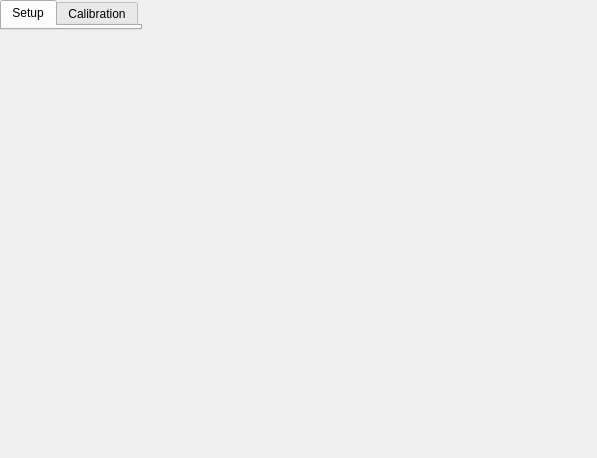
Above: src/generaledit.ui from xhorizont/eepe before the change. Below: the same form after it.
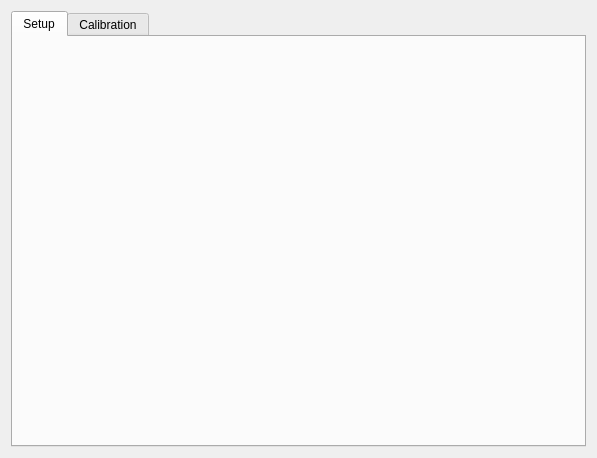
That is the form after the change. The open tabs and pages were chosen to show the change.

What changed in the file:
```diff
--- a/src/generaledit.ui
+++ b/src/generaledit.ui
@@ -13,7 +13,6 @@
   <property name="windowTitle">
    <string>General Edit</string>
   </property>
-  <widget class="QWidget" name="centralWidget">
    <layout class="QGridLayout" name="gridLayout">
     <item row="0" column="0">
      <widget class="QTabWidget" name="tabWidget">
@@ -33,7 +32,6 @@
      </widget>
     </item>
    </layout>
-  </widget>
  </widget>
  <resources/>
  <connections/>
```
Left out of the diff: 2 changed lines with no effect on the pictures. Lines whose indentation alone changed are shown as unchanged.
